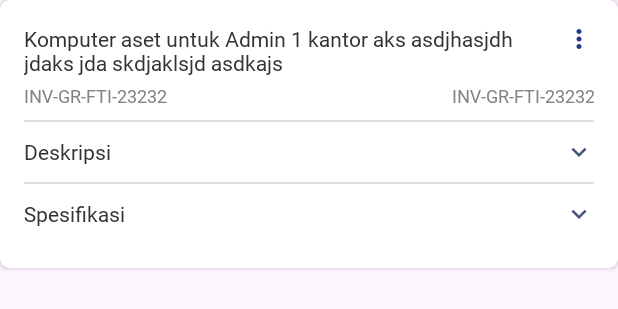
After one commit to ariefzainuri96/simart-android, an Android app: the layout data_barang_aset_item.xml on its own in the app's theme, with its tools: preview values and no code run, on a phone screen of 412 x 824 dp. The commit adds this screen. Shown: the top 309 px of the screen. Run offline under Robolectric (Android 15) with nearby library versions, the phone set to English and light mode, and no system bars.

Commit message:
update: 1. Create expandable/collapsible custom view

```diff
--- a/app/src/main/AndroidManifest.xml
+++ b/app/src/main/AndroidManifest.xml
@@ -22,6 +22,9 @@
         android:theme="@style/Theme.AndroidTutorial"
         tools:targetApi="31">
         <activity
+            android:name=".pages.manajemen_inventaris.data_barang_aset.DataBarangAsetActivity"
+            android:exported="false" />
+        <activity
             android:name=".pages.manajemen_inventaris.ManajemenInventarisActivity"
             android:exported="false" />
         <activity
--- /dev/null
+++ b/app/src/main/java/simart/umby/android/component/ExpandableView.kt
@@ -0,0 +1,85 @@
+package simart.umby.android.component
+
+import android.animation.ValueAnimator
+import android.content.Context
+import android.util.AttributeSet
+import android.view.View
+import android.view.animation.AccelerateDecelerateInterpolator
+import android.widget.LinearLayout
+
+class ExpandableView @JvmOverloads constructor(
+    context: Context,
+    attrs: AttributeSet? = null,
+    defStyleAttr: Int = 0
+) : LinearLayout(context, attrs, defStyleAttr) {
+
+    private var contentView: View? = null
+    var isExpanded = false
+    private var expandedHeight: Int = 0
+    private val animationDuration = 300L // Duration of the expand/collapse animation
+
+    init {
+        orientation = VERTICAL
+    }
+
+    override fun onFinishInflate() {
+        super.onFinishInflate()
+        // Assume the first child view is the expandable content
+        if (childCount > 0) {
+            // the child should contain ViewGroup like LinearLayout, ConstraintLayout, RelativeLayout
+            // if want to show more than 1 child
+            contentView = getChildAt(0)
+            contentView?.visibility = GONE
+
+//            contentView?.viewTreeObserver?.addOnGlobalLayoutListener(object : ViewTreeObserver.OnGlobalLayoutListener {
+//                override fun onGlobalLayout() {
+//                    contentView?.viewTreeObserver?.removeOnGlobalLayoutListener(this)
+//                    expandedHeight = contentView?.measuredHeight ?: 0
+//                }
+//            })
+        }
+    }
+
+    private fun measureExpandedHeight() {
+        if (expandedHeight > 0) return
+
+        contentView?.measure(
+            MeasureSpec.makeMeasureSpec(width, MeasureSpec.EXACTLY),
+            MeasureSpec.makeMeasureSpec(0, MeasureSpec.UNSPECIFIED)
+        )
+        expandedHeight = contentView?.measuredHeight ?: 0
+    }
+
+    fun setExpanded(expand: Boolean, animate: Boolean = true) {
+        if (isExpanded == expand) return
+        isExpanded = expand
+
+        // Measure the expanded height dynamically
+        measureExpandedHeight()
+
+        if (animate) {
+            animateExpansion()
+        } else {
+            contentView?.visibility = if (expand) VISIBLE else GONE
+            contentView?.layoutParams?.height = if (expand) expandedHeight else 0
+            contentView?.requestLayout()
+        }
+    }
+
+    private fun animateExpansion() {
+        val startHeight = if (isExpanded) 0 else expandedHeight
+        val endHeight = if (isExpanded) expandedHeight else 0
+
+        val animator = ValueAnimator.ofInt(startHeight, endHeight).apply {
+            duration = animationDuration
+            interpolator = AccelerateDecelerateInterpolator()
+            addUpdateListener { valueAnimator ->
+                val height = valueAnimator.animatedValue as Int
+                contentView?.layoutParams?.height = height
+                contentView?.requestLayout()
+                contentView?.visibility = if (height > 0) VISIBLE else GONE
+            }
+        }
+        animator.start()
+    }
+}
--- /dev/null
+++ b/app/src/main/java/simart/umby/android/pages/manajemen_inventaris/data_barang_aset/DataBarangAsetAdapter.kt
@@ -0,0 +1,5 @@
+package simart.umby.android.pages.manajemen_inventaris.data_barang_aset
+
+// TODO: finish this adapter and use data_barang_aset_item.xml as a layout
+class DataBarangAsetAdapter {
+}
--- /dev/null
+++ b/app/src/main/res/drawable/ic_collapse.xml
@@ -0,0 +1,5 @@
+<vector xmlns:android="http://schemas.android.com/apk/res/android" android:height="24dp" android:tint="#1E3A8A" android:viewportHeight="24" android:viewportWidth="24" android:width="24dp">
+
+    <path android:fillColor="@android:color/white" android:pathData="M12,8l-6,6 1.41,1.41L12,10.83l4.59,4.58L18,14z"/>
+
+</vector>
--- /dev/null
+++ b/app/src/main/res/drawable/ic_expand.xml
@@ -0,0 +1,5 @@
+<vector xmlns:android="http://schemas.android.com/apk/res/android" android:height="24dp" android:tint="#1E3A8A" android:viewportHeight="24" android:viewportWidth="24" android:width="24dp">
+
+    <path android:fillColor="@android:color/white" android:pathData="M16.59,8.59L12,13.17 7.41,8.59 6,10l6,6 6,-6z"/>
+
+</vector>
--- /dev/null
+++ b/app/src/main/res/drawable/ic_more_vertical.xml
@@ -0,0 +1,5 @@
+<vector xmlns:android="http://schemas.android.com/apk/res/android" android:height="24dp" android:tint="#1E3A8A" android:viewportHeight="24" android:viewportWidth="24" android:width="24dp">
+
+    <path android:fillColor="@android:color/white" android:pathData="M12,8c1.1,0 2,-0.9 2,-2s-0.9,-2 -2,-2 -2,0.9 -2,2 0.9,2 2,2zM12,10c-1.1,0 -2,0.9 -2,2s0.9,2 2,2 2,-0.9 2,-2 -0.9,-2 -2,-2zM12,16c-1.1,0 -2,0.9 -2,2s0.9,2 2,2 2,-0.9 2,-2 -0.9,-2 -2,-2z"/>
+
+</vector>
--- a/app/src/main/res/layout/activity_manajemen_inventaris.xml
+++ b/app/src/main/res/layout/activity_manajemen_inventaris.xml
@@ -20,7 +20,7 @@
             android:layout_width="0dp"
             android:layout_height="wrap_content"
             android:layout_weight="1"
-            app:title="Test"
+            app:title="Manajemen Inventaris"
             app:titleTextAppearance="@style/Toolbar.TitleText"
             app:theme="@style/ToolbarTheme"/>
 
@@ -48,7 +48,7 @@
                 android:layout_width="0dp"
                 android:layout_height="wrap_content"
                 android:layout_weight="1"
-                android:text="Testing"
+                android:text="Data Barang Aset"
                 android:fontFamily="@font/sf_pro_500"
                 android:textSize="16sp"
                 android:textColor="@color/grey1"/>
@@ -72,7 +72,7 @@
                 android:layout_width="0dp"
                 android:layout_height="wrap_content"
                 android:layout_weight="1"
-                android:text="Testing"
+                android:text="Data Barang Habis Pakai"
                 android:fontFamily="@font/sf_pro_500"
                 android:textSize="16sp"
                 android:textColor="@color/grey1"/>
--- /dev/null
+++ b/app/src/main/res/layout/data_barang_aset_item.xml
@@ -0,0 +1,153 @@
+<?xml version="1.0" encoding="utf-8"?>
+<androidx.cardview.widget.CardView
+    xmlns:app="http://schemas.android.com/apk/res-auto"
+    xmlns:android="http://schemas.android.com/apk/res/android"
+    android:layout_width="match_parent"
+    android:layout_height="wrap_content"
+    app:cardCornerRadius="6dp"
+    app:cardBackgroundColor="@color/white">
+    <LinearLayout
+        android:layout_width="match_parent"
+        android:layout_height="wrap_content"
+        android:orientation="vertical"
+        android:paddingHorizontal="16dp"
+        android:paddingTop="16dp">
+
+        <androidx.constraintlayout.widget.ConstraintLayout
+            android:layout_width="match_parent"
+            android:layout_height="wrap_content">
+
+            <TextView
+                android:id="@+id/title"
+                android:layout_width="0dp"
+                android:layout_height="wrap_content"
+                android:text="Komputer aset untuk Admin 1 kantor aks asdjhasjdh jdaks jda skdjaklsjd asdkajs "
+                app:layout_constraintEnd_toStartOf="@+id/icMenu"
+                app:layout_constraintStart_toStartOf="parent"
+                app:layout_constraintTop_toTopOf="parent"
+                android:fontFamily="@font/sf_pro_500"
+                android:textSize="14sp"
+                android:textColor="@color/grey1"/>
+            <ImageView
+                android:id="@+id/icMenu"
+                android:layout_width="20dp"
+                android:layout_height="20dp"
+                android:src="@drawable/ic_more_vertical"
+                app:layout_constraintEnd_toEndOf="parent"
+                app:layout_constraintTop_toTopOf="parent"/>
+
+            <TextView
+                android:id="@+id/codeBarang"
+                android:layout_width="0dp"
+                android:layout_height="wrap_content"
+                android:layout_marginTop="4dp"
+                android:text="INV-GR-FTI-23232"
+                android:fontFamily="@font/sf_pro_400"
+                android:textSize="12sp"
+                android:textColor="@color/grey3"
+                app:layout_constraintEnd_toStartOf="@+id/keterangan"
+                app:layout_constraintStart_toStartOf="parent"
+                app:layout_constraintTop_toBottomOf="@id/title" />
+            <TextView
+                android:id="@+id/keterangan"
+                android:layout_width="0dp"
+                android:layout_height="wrap_content"
+                app:layout_constraintTop_toBottomOf="@id/title"
+                app:layout_constraintEnd_toEndOf="parent"
+                app:layout_constraintStart_toEndOf="@id/codeBarang"
+                android:layout_marginTop="4dp"
+                android:fontFamily="@font/sf_pro_400"
+                android:textSize="12sp"
+                android:textColor="@color/grey3"
+                android:textAlignment="textEnd"
+                android:text="INV-GR-FTI-23232"/>
+
+        </androidx.constraintlayout.widget.ConstraintLayout>
+
+        <View
+            android:layout_width="match_parent"
+            android:layout_height="1dp"
+            android:layout_marginTop="8dp"
+            android:background="@color/border2"
+            />
+
+        <!-- deskripsi -->
+        <LinearLayout
+            android:id="@+id/expandableDeskripsiHeader"
+            android:layout_width="match_parent"
+            android:layout_height="wrap_content"
+            android:orientation="horizontal"
+            android:gravity="center_vertical"
+            android:paddingVertical="10dp">
+            <TextView
+                android:layout_width="0dp"
+                android:layout_height="wrap_content"
+                android:layout_weight="1"
+                android:text="Deskripsi"
+                android:fontFamily="@font/sf_pro_400"
+                android:textSize="14sp"
+                android:textColor="@color/grey1"/>
+            <ImageView
+                android:id="@+id/expandableDeskripsiIcon"
+                android:layout_width="20dp"
+                android:layout_height="20dp"
+                android:src="@drawable/ic_expand"
+                app:tint="@color/textPrimary"/>
+        </LinearLayout>
+        <simart.umby.android.component.ExpandableView
+            android:id="@+id/expandableDeskripsi"
+            android:layout_width="match_parent"
+            android:layout_height="wrap_content">
+            <TextView
+                android:id="@+id/deskripsi"
+                android:layout_width="match_parent"
+                android:layout_height="wrap_content"
+                android:text="Lorem ipsum dolor sit amet consectetur. Dignissim lacus gravida porttitor potenti justo. "/>
+        </simart.umby.android.component.ExpandableView>
+
+        <View
+            android:layout_width="match_parent"
+            android:layout_height="1dp"
+            android:background="@color/border2"
+            />
+
+        <!-- spesifikasi -->
+        <LinearLayout
+            android:id="@+id/expandableViewHeader"
+            android:layout_width="match_parent"
+            android:layout_height="wrap_content"
+            android:orientation="horizontal"
+            android:gravity="center_vertical"
+            android:paddingVertical="10dp">
+            <TextView
+                android:layout_width="0dp"
+                android:layout_height="wrap_content"
+                android:layout_weight="1"
+                android:text="Spesifikasi"
+                android:fontFamily="@font/sf_pro_400"
+                android:textSize="14sp"
+                android:textColor="@color/grey1"/>
+            <ImageView
+                android:id="@+id/expandableViewIcon"
+                android:layout_width="20dp"
+                android:layout_height="20dp"
+                app:tint="@color/textPrimary"
+                android:src="@drawable/ic_expand"/>
+        </LinearLayout>
+        <simart.umby.android.component.ExpandableView
+            android:id="@+id/expandableView"
+            android:layout_width="match_parent"
+            android:layout_height="wrap_content"
+            android:layout_marginBottom="16dp">
+            <TextView
+                android:id="@+id/spesifikasi"
+                android:layout_width="match_parent"
+                android:layout_height="wrap_content"
+                android:text="Apple MacBook Air M1
+Layar : 13,3 inci IPS (2560 x 1600 piksel) 227 ppi
+Prosesor : chip Apple M1
+Kartu grafik :-"/>
+        </simart.umby.android.component.ExpandableView>
+
+    </LinearLayout>
+</androidx.cardview.widget.CardView>
```
Also changed, not shown: app/src/main/java/simart/umby/android/pages/manajemen_inventaris/ManajemenInventarisActivity.kt (+6 -2 lines), app/src/main/java/simart/umby/android/pages/manajemen_inventaris/data_barang_aset/DataBarangAsetActivity.kt (added, +42 -0 lines), app/src/main/res/layout/activity_data_barang_aset.xml (added, +49 -0 lines).
